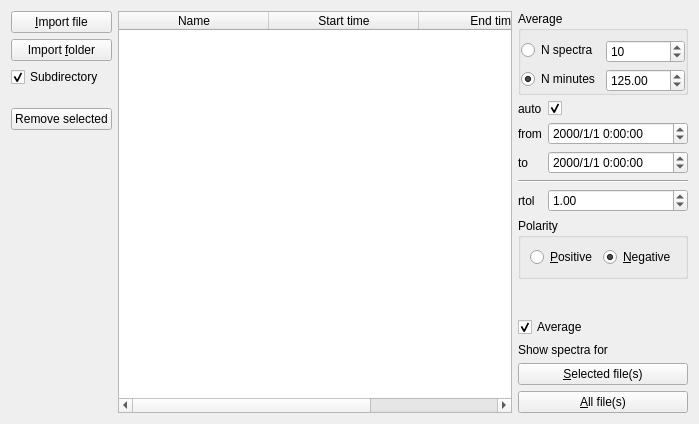
Above: Orbitool/UI/File.ui from l460289052/Orbitool before the change. Below: the same form after it.
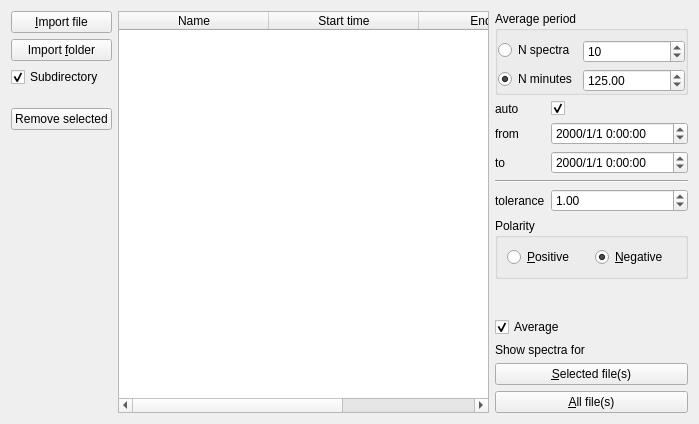
That is the form after the change.

What changed in the file:
```diff
--- a/Orbitool/UI/File.ui
+++ b/Orbitool/UI/File.ui
@@ -166,7 +166,7 @@
           </sizepolicy>
          </property>
          <property name="title">
-          <string>Average</string>
+          <string>Average period</string>
          </property>
          <layout class="QFormLayout" name="formLayout_9">
           <property name="leftMargin">
@@ -295,7 +295,7 @@
        <item row="5" column="0">
         <widget class="QLabel" name="rtolLabel">
          <property name="text">
-          <string>rtol</string>
+          <string>tolerance</string>
          </property>
         </widget>
        </item>
```
Left out of the diff: 3 changed lines with no effect on the pictures.
